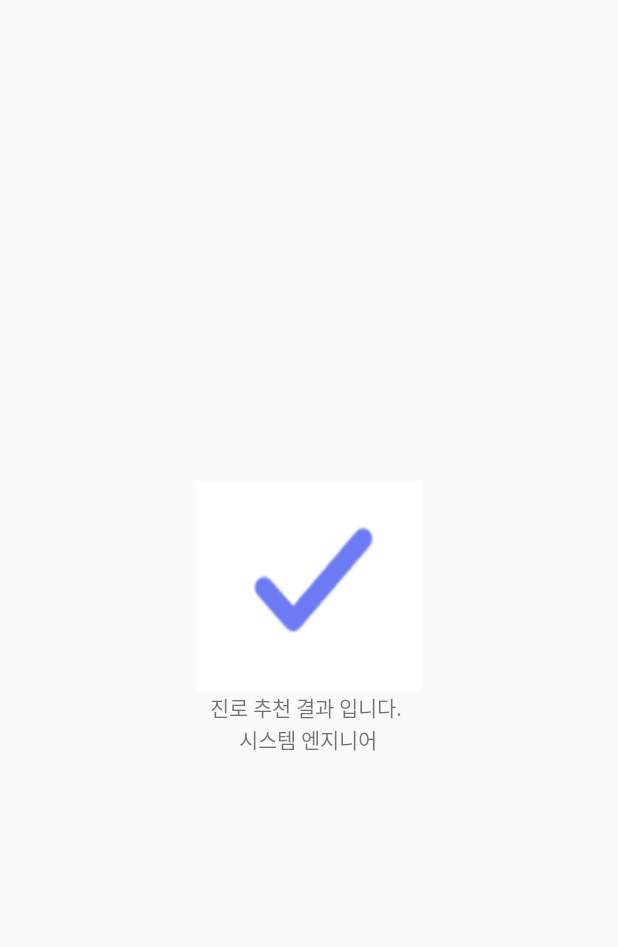
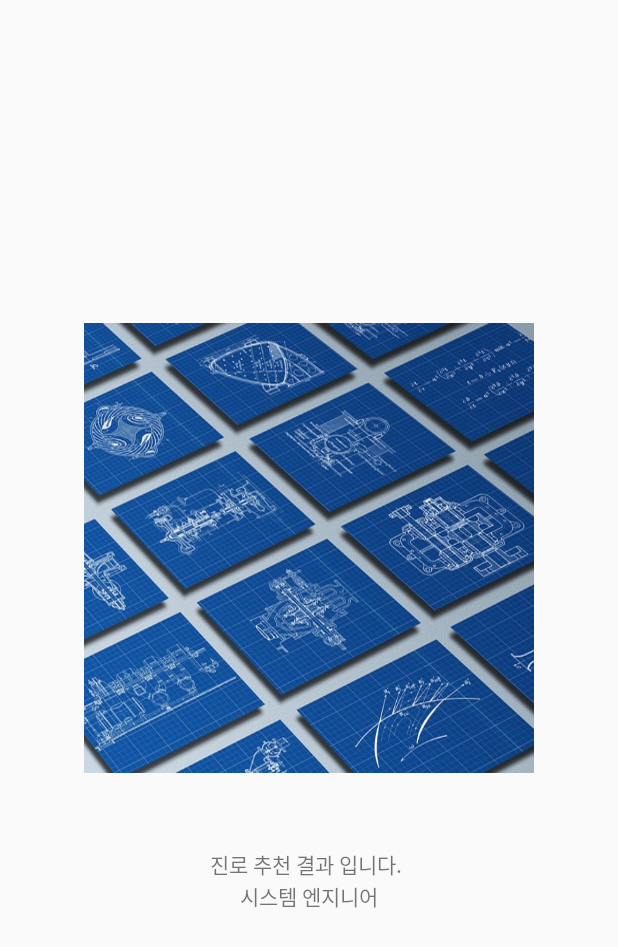
Before and after one commit to gon-pick/makingF, an Android app: the layout sub_popup1.xml on its own in the app's theme, with its tools: preview values and no code run, on a phone screen of 412 x 824 dp. Shown: the top 947 px of the screen. Run offline under Robolectric (Android 15) with nearby library versions, the phone set to English and light mode, and no system bars.

Commit message:
makingf success

```diff
--- a/app/src/main/res/layout/sub_popup1.xml
+++ b/app/src/main/res/layout/sub_popup1.xml
@@ -7,9 +7,10 @@
     android:layout_gravity="center">
 
     <ImageView
-        android:layout_width="150dp"
-        android:layout_height="140dp"
-        android:background="@drawable/check_point"
+        android:layout_width="300dp"
+        android:layout_height="300dp"
+        android:layout_marginBottom="50dp"
+        android:background="@drawable/systemenginer"
         android:layout_gravity="center"/>
 
     <TextView
```
Also changed, not shown: app/src/main/res/layout/sub_popup2.xml (+4 -3 lines), app/src/main/res/layout/sub_popup3.xml (+4 -3 lines), app/src/main/res/layout/sub_popup4.xml (+4 -3 lines), app/src/main/res/layout/sub_popup5.xml (+4 -3 lines), app/src/main/res/drawable/database.png (added), app/src/main/res/drawable/network.png (added), app/src/main/res/drawable/software.png (added), app/src/main/res/drawable/systemenginer.png (added), app/src/main/res/drawable/systemsoftware.png (added), 1 other file.
